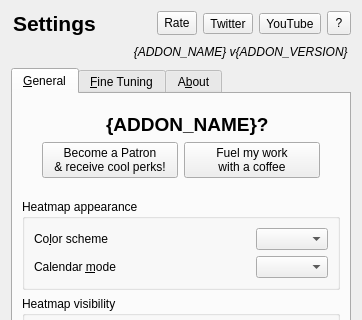
Old version of the form designer/options.ui in the repository glutanimate/review-heatmap; both pictures show x 0 to 362 and y 0 to 320 of the 362 by 549 pixel window.
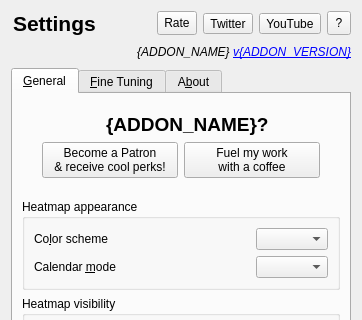
New version of the form. Icons and pictures are not drawn. Custom widgets are drawn as their Qt base class.

Commit message: Add changelog action to options screen

What changed in the file:
```diff
--- a/designer/options.ui
+++ b/designer/options.ui
@@ -151,7 +151,7 @@
         </font>
        </property>
        <property name="text">
-        <string>{ADDON_NAME} v{ADDON_VERSION} </string>
+        <string>{ADDON_NAME} &lt;a href=&quot;action://changelog&quot;&gt;v{ADDON_VERSION}&lt;/a&gt;</string>
        </property>
        <property name="alignment">
         <set>Qt::AlignRight|Qt::AlignTrailing|Qt::AlignVCenter</set>
```
Left out of the diff: 3 changed lines with no effect on the pictures.
